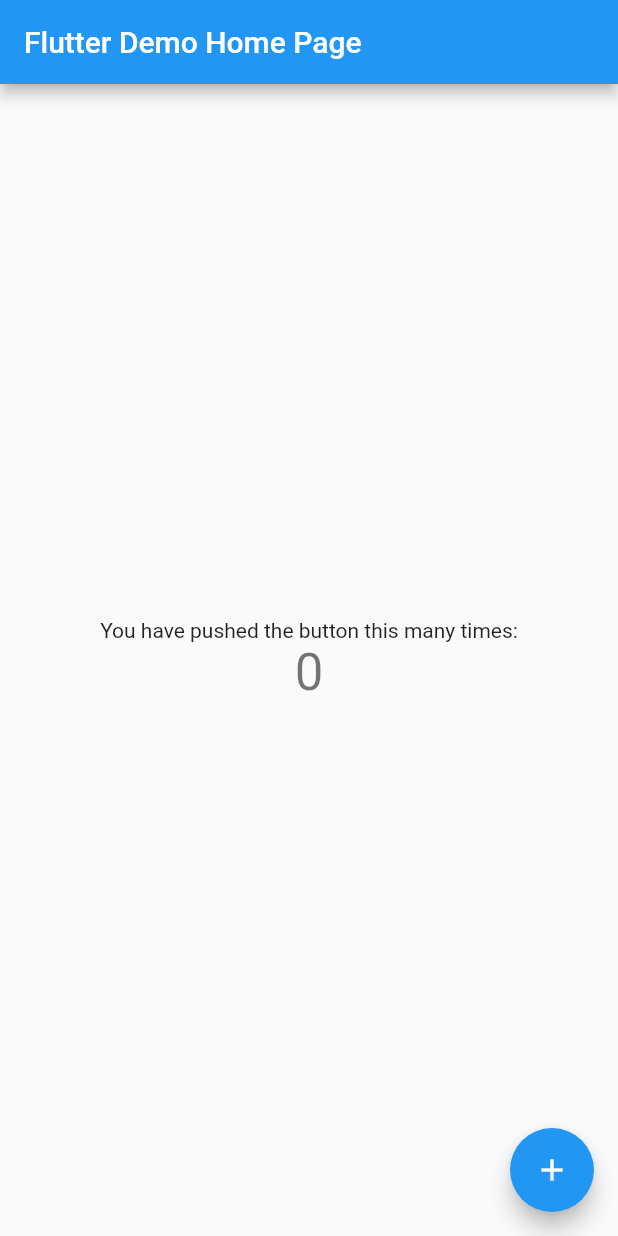
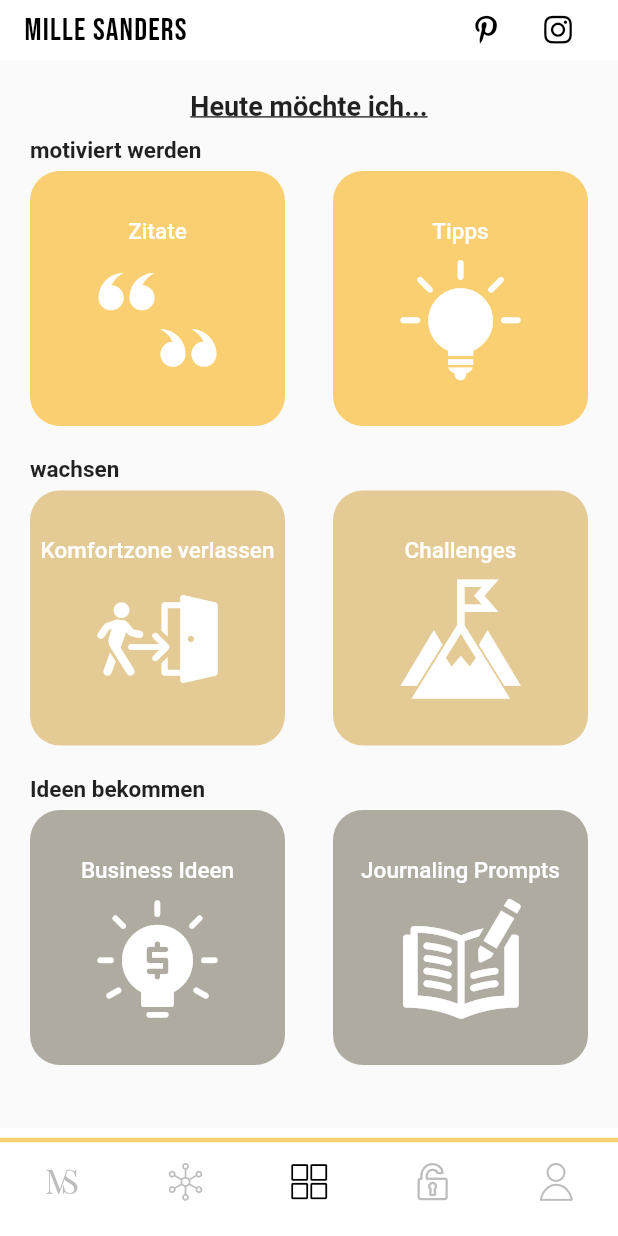
Before and after one commit to lunaticcoding/MilleSandersApp, a Flutter app: the screen it shows after launch, on a phone screen of 412 x 824 dp. Run offline on Flutter 3.47's test engine with Material 2 defaults, Android fonts, the phone set to English and light mode, and no system bars; our stand-ins replace google_fonts, provider_architecture.

Commit message:
Feature/#1 add card selection screen (#3)

```diff
--- /dev/null
+++ b/flutter_app/lib/constants/k_colors.dart
@@ -0,0 +1,8 @@
+import 'dart:ui';
+
+// ignore: camel_case_types
+class kColors {
+  static final Color gold = Color.fromRGBO(249, 207, 113, 1.0);
+  static final Color beige = Color.fromRGBO(228, 203, 150, 1.0);
+  static final Color grey = Color.fromRGBO(175, 171, 161, 1.0);
+}
--- /dev/null
+++ b/flutter_app/lib/constants/the_noun_project_icons_icons.dart
@@ -0,0 +1,52 @@
+/// Flutter icons TheNounProjectIcons
+/// Copyright (C) 2020 by original authors @ fluttericon.com, fontello.com
+/// This font was generated by FlutterIcon.com, which is derived from Fontello.
+///
+/// To use this font, place it in your fonts/ directory and include the
+/// following in your pubspec.yaml
+///
+/// flutter:
+///   fonts:
+///    - family:  TheNounProjectIcons
+///      fonts:
+///       - asset: fonts/TheNounProjectIcons.ttf
+///
+///
+///
+import 'package:flutter/widgets.dart';
+
+class TheNounProjectIcons {
+  TheNounProjectIcons._();
+
+  static const _kFontFam = 'TheNounProjectIcons';
+  static const _kFontPkg = null;
+
+  static const IconData noun_account = const IconData(0xe800, fontFamily: _kFontFam, fontPackage: _kFontPkg);
+  static const IconData noun_arrows_left = const IconData(0xe801, fontFamily: _kFontFam, fontPackage: _kFontPkg);
+  static const IconData noun_arrows_right = const IconData(0xe802, fontFamily: _kFontFam, fontPackage: _kFontPkg);
+  static const IconData noun_authorization = const IconData(0xe803, fontFamily: _kFontFam, fontPackage: _kFontPkg);
+  static const IconData noun_bookmark = const IconData(0xe804, fontFamily: _kFontFam, fontPackage: _kFontPkg);
+  static const IconData noun_business_idea = const IconData(0xe805, fontFamily: _kFontFam, fontPackage: _kFontPkg);
+  static const IconData noun_exit = const IconData(0xe806, fontFamily: _kFontFam, fontPackage: _kFontPkg);
+  static const IconData noun_hub = const IconData(0xe807, fontFamily: _kFontFam, fontPackage: _kFontPkg);
+  static const IconData noun_idea = const IconData(0xe808, fontFamily: _kFontFam, fontPackage: _kFontPkg);
+  static const IconData noun_login_filled = const IconData(0xe809, fontFamily: _kFontFam, fontPackage: _kFontPkg);
+  static const IconData noun_login = const IconData(0xe80a, fontFamily: _kFontFam, fontPackage: _kFontPkg);
+  static const IconData noun_love = const IconData(0xe80b, fontFamily: _kFontFam, fontPackage: _kFontPkg);
+  static const IconData noun_messenger = const IconData(0xe80c, fontFamily: _kFontFam, fontPackage: _kFontPkg);
+  static const IconData noun_money = const IconData(0xe80d, fontFamily: _kFontFam, fontPackage: _kFontPkg);
+  static const IconData noun_motivation = const IconData(0xe80e, fontFamily: _kFontFam, fontPackage: _kFontPkg);
+  static const IconData noun_overview = const IconData(0xe80f, fontFamily: _kFontFam, fontPackage: _kFontPkg);
+  static const IconData noun_peak = const IconData(0xe810, fontFamily: _kFontFam, fontPackage: _kFontPkg);
+  static const IconData noun_quotes = const IconData(0xe811, fontFamily: _kFontFam, fontPackage: _kFontPkg);
+  static const IconData noun_share = const IconData(0xe812, fontFamily: _kFontFam, fontPackage: _kFontPkg);
+  static const IconData noun_tips = const IconData(0xe813, fontFamily: _kFontFam, fontPackage: _kFontPkg);
+  static const IconData noun_unlock = const IconData(0xe814, fontFamily: _kFontFam, fontPackage: _kFontPkg);
+  static const IconData noun_whatsapp = const IconData(0xe815, fontFamily: _kFontFam, fontPackage: _kFontPkg);
+  static const IconData noun_write = const IconData(0xe816, fontFamily: _kFontFam, fontPackage: _kFontPkg);
+  static const IconData logo_millesanders = const IconData(0xe817, fontFamily: _kFontFam, fontPackage: _kFontPkg);
+  static const IconData pinterest = const IconData(0xe818, fontFamily: _kFontFam, fontPackage: _kFontPkg);
+  static const IconData linkedin = const IconData(0xe819, fontFamily: _kFontFam, fontPackage: _kFontPkg);
+  static const IconData instagram = const IconData(0xe81a, fontFamily: _kFontFam, fontPackage: _kFontPkg);
+  static const IconData facebook = const IconData(0xe81b, fontFamily: _kFontFam, fontPackage: _kFontPkg);
+}
--- a/flutter_app/lib/main.dart
+++ b/flutter_app/lib/main.dart
@@ -1,111 +1,14 @@
 import 'package:flutter/material.dart';
+import 'views_and_viewmodels/mille_sanders_tabbar_view.dart';
 
 void main() => runApp(MyApp());
 
 class MyApp extends StatelessWidget {
-  // This widget is the root of your application.
   @override
   Widget build(BuildContext context) {
     return MaterialApp(
-      title: 'Flutter Demo',
-      theme: ThemeData(
-        // This is the theme of your application.
-        //
-        // Try running your application with "flutter run". You'll see the
-        // application has a blue toolbar. Then, without quitting the app, try
-        // changing the primarySwatch below to Colors.green and then invoke
-        // "hot reload" (press "r" in the console where you ran "flutter run",
-        // or simply save your changes to "hot reload" in a Flutter IDE).
-        // Notice that the counter didn't reset back to zero; the application
-        // is not restarted.
-        primarySwatch: Colors.blue,
-      ),
-      home: MyHomePage(title: 'Flutter Demo Home Page'),
+      title: 'Mille Sanders',
+      home: MilleSandersTabBarView(),
     );
   }
 }
-
-class MyHomePage extends StatefulWidget {
-  MyHomePage({Key key, this.title}) : super(key: key);
-
-  // This widget is the home page of your application. It is stateful, meaning
-  // that it has a State object (defined below) that contains fields that affect
-  // how it looks.
-
-  // This class is the configuration for the state. It holds the values (in this
-  // case the title) provided by the parent (in this case the App widget) and
-  // used by the build method of the State. Fields in a Widget subclass are
-  // always marked "final".
-
-  final String title;
-
-  @override
-  _MyHomePageState createState() => _MyHomePageState();
-}
-
-class _MyHomePageState extends State<MyHomePage> {
-  int _counter = 0;
-
-  void _incrementCounter() {
-    setState(() {
-      // This call to setState tells the Flutter framework that something has
-      // changed in this State, which causes it to rerun the build method below
-      // so that the display can reflect the updated values. If we changed
-      // _counter without calling setState(), then the build method would not be
-      // called again, and so nothing would appear to happen.
-      _counter++;
-    });
-  }
-
-  @override
-  Widget build(BuildContext context) {
-    // This method is rerun every time setState is called, for instance as done
-    // by the _incrementCounter method above.
-    //
-    // The Flutter framework has been optimized to make rerunning build methods
-    // fast, so that you can just rebuild anything that needs updating rather
-    // than having to individually change instances of widgets.
-    return Scaffold(
-      appBar: AppBar(
-        // Here we take the value from the MyHomePage object that was created by
-        // the App.build method, and use it to set our appbar title.
-        title: Text(widget.title),
-      ),
-      body: Center(
-        // Center is a layout widget. It takes a single child and positions it
-        // in the middle of the parent.
-        child: Column(
-          // Column is also a layout widget. It takes a list of children and
-          // arranges them vertically. By default, it sizes itself to fit its
-          // children horizontally, and tries to be as tall as its parent.
-          //
-          // Invoke "debug painting" (press "p" in the console, choose the
-          // "Toggle Debug Paint" action from the Flutter Inspector in Android
-          // Studio, or the "Toggle Debug Paint" command in Visual Studio Code)
-          // to see the wireframe for each widget.
-          //
-          // Column has various properties to control how it sizes itself and
-          // how it positions its children. Here we use mainAxisAlignment to
-          // center the children vertically; the main axis here is the vertical
-          // axis because Columns are vertical (the cross axis would be
-          // horizontal).
-          mainAxisAlignment: MainAxisAlignment.center,
-          children: <Widget>[
-            Text(
-              'You have pushed the button this many times:',
-            ),
-            Text(
-              '$_counter',
-              style: Theme.of(context).textTheme.display1,
-            ),
-          ],
-        ),
-      ),
-      floatingActionButton: FloatingActionButton(
-        onPressed: _incrementCounter,
-        tooltip: 'Increment',
-        child: Icon(Icons.add),
-      ), // This trailing comma makes auto-formatting nicer for build methods.
-    );
-  }
-}
--- /dev/null
+++ b/flutter_app/lib/models/card_detail.dart
@@ -0,0 +1,13 @@
+import 'package:flutter/cupertino.dart';
+
+class CardDetail {
+  final String headline;
+  final String titleLeft;
+  final IconData iconLeft;
+  final String titleRight;
+  final IconData iconRight;
+  final Color color;
+
+  CardDetail({this.headline, this.titleLeft, this.iconLeft, this.titleRight, this.iconRight,
+      this.color});
+}
--- /dev/null
+++ b/flutter_app/lib/services/url_launcher_service.dart
@@ -0,0 +1,11 @@
+import 'package:url_launcher/url_launcher.dart';
+
+class UrlLauncherService{
+  static launchURL(String url) async {
+    if (await canLaunch(url)) {
+      await launch(url);
+    } else {
+      throw 'Could not launch $url';
+    }
+  }
+}
--- /dev/null
+++ b/flutter_app/lib/views_and_viewmodels/card_deck_selection_tab_view.dart
@@ -0,0 +1,113 @@
+import 'package:flutter/material.dart';
+import 'package:flutter_app/views_and_viewmodels/card_deck_selection_tab_viewmodel.dart';
+import 'package:provider_architecture/viewmodel_provider.dart';
+
+class CardDeckSelectionTabView extends StatelessWidget {
+  @override
+  Widget build(BuildContext context) {
+    return ViewModelProvider.withConsumer(
+      viewModel: CardDeckSelectionTabViewModel(),
+      builder: (context, model, child) => Padding(
+        padding: EdgeInsets.symmetric(horizontal: 20),
+        child: Column(
+          mainAxisAlignment: MainAxisAlignment.start,
+          crossAxisAlignment: CrossAxisAlignment.center,
+          children: <Widget>[
+            SizedBox(height: 20),
+            Text(
+              "Heute möchte ich...",
+              style: TextStyle(
+                decoration: TextDecoration.underline,
+                fontWeight: FontWeight.w700,
+                fontSize: 18,
+              ),
+            ),
+            SizedBox(height: 10),
+            Flexible(
+              child: ListView.builder(
+                itemCount: model.cardDetails.length,
+                itemBuilder: (BuildContext ctxt, int index) => Column(
+                  children: <Widget>[
+                    LayoutBuilder(
+                      builder:
+                          (BuildContext context, BoxConstraints constraints) =>
+                              Container(
+                        width: constraints.maxWidth,
+                        child: Text(
+                          model.cardDetails[index].headline,
+                          style: TextStyle(
+                            fontWeight: FontWeight.w700,
+                            fontSize: 15,
+                          ),
+                        ),
+                      ),
+                    ),
+                    SizedBox(height: 5),
+                    Row(
+                      mainAxisAlignment: MainAxisAlignment.spaceBetween,
+                      children: <Widget>[
+                        Card(
+                          size: 170,
+                          text: model.cardDetails[index].titleLeft,
+                          color: model.cardDetails[index].color,
+                          icon: model.cardDetails[index].iconLeft,
+                        ),
+                        Card(
+                          size: 170,
+                          text: model.cardDetails[index].titleRight,
+                          color: model.cardDetails[index].color,
+                          icon: model.cardDetails[index].iconRight,
+                        ),
+                      ],
+                    ),
+                    SizedBox(height: 20),
+                  ],
+                ),
+              ),
+            ),
+          ],
+        ),
+      ),
+    );
+  }
+}
+
+class Card extends StatelessWidget {
+  final double size;
+  final String text;
+  final IconData icon;
+  final Color color;
+  Card({@required this.size, this.text, this.icon, this.color});
+
+  @override
+  Widget build(BuildContext context) {
+    return Container(
+      height: size,
+      width: size,
+      decoration: BoxDecoration(
+        color: color,
+        borderRadius: BorderRadius.circular(20),
+      ),
+      child: Column(
+        crossAxisAlignment: CrossAxisAlignment.center,
+        mainAxisAlignment: MainAxisAlignment.center,
+        children: <Widget>[
+          Text(
+            text,
+            style: TextStyle(
+              color: Colors.white,
+              fontWeight: FontWeight.w500,
+              fontSize: 15,
+            ),
+          ),
+          SizedBox(height: 10),
+          Icon(
+            icon,
+            size: 80,
+            color: Colors.white,
+          ),
+        ],
+      ),
+    );
+  }
+}
--- /dev/null
+++ b/flutter_app/lib/views_and_viewmodels/card_deck_selection_tab_viewmodel.dart
@@ -0,0 +1,34 @@
+import 'package:flutter/material.dart';
+import 'package:flutter_app/Models/card_detail.dart';
+import 'package:flutter_app/constants/k_colors.dart';
+import 'package:flutter_app/constants/the_noun_project_icons_icons.dart';
+
+class CardDeckSelectionTabViewModel extends ChangeNotifier {
+  final cardDetails = [
+    CardDetail(
+      headline: "motiviert werden",
+      titleLeft: "Zitate",
+      iconLeft: TheNounProjectIcons.noun_quotes,
+      titleRight: "Tipps",
+      iconRight: TheNounProjectIcons.noun_tips,
+      color: kColors.gold,
+    ),
+    CardDetail(
+      headline: "wachsen",
+      titleLeft: "Komfortzone verlassen",
+      iconLeft: TheNounProjectIcons.noun_exit,
+      titleRight: "Challenges",
+      iconRight: TheNounProjectIcons.noun_peak,
+      color: kColors.beige,
+    ),
+    CardDetail(
+      headline: "Ideen bekommen",
+      titleLeft: "Business Ideen",
+      iconLeft: TheNounProjectIcons.noun_business_idea,
+      titleRight: "Journaling Prompts",
+      iconRight: TheNounProjectIcons.noun_write,
+      color: kColors.grey,
+    ),
+  ];
+
+}
--- /dev/null
+++ b/flutter_app/lib/views_and_viewmodels/mille_sanders_tabbar_view.dart
@@ -0,0 +1,129 @@
+import 'package:flutter/material.dart';
+import 'package:flutter_app/views_and_viewmodels/card_deck_selection_tab_view.dart';
+import 'package:flutter_app/views_and_viewmodels/mille_sanders_tabbar_viewmodel.dart';
+import 'package:flutter_app/constants/k_colors.dart';
+import 'package:flutter_app/constants/the_noun_project_icons_icons.dart';
+import 'package:google_fonts/google_fonts.dart';
+import 'package:provider_architecture/viewmodel_provider.dart';
+
+class MilleSandersTabBarView extends StatefulWidget {
+  MilleSandersTabBarView({Key key}) : super(key: key);
+
+  @override
+  _MilleSandersTabBarViewState createState() => _MilleSandersTabBarViewState();
+}
+
+class _MilleSandersTabBarViewState extends State<MilleSandersTabBarView> {
+  @override
+  Widget build(BuildContext context) {
+    return ViewModelProvider.withConsumer(
+      viewModel: MilleSandersTabBarViewModel(),
+      builder: (context, model, child) => Scaffold(
+        appBar: PreferredSize(
+          preferredSize: Size.fromHeight(40.0),
+          child: AppBar(
+            title: Row(
+              mainAxisAlignment: MainAxisAlignment.spaceBetween,
+              children: <Widget>[
+                Text(
+                  "MILLE SANDERS",
+                  style: GoogleFonts.bebasNeue(
+                    textStyle:
+                        TextStyle(color: Colors.black, letterSpacing: 0.8, fontSize: 21),
+                  ),
+                ),
+                Row(
+                  mainAxisAlignment: MainAxisAlignment.end,
+                  children: <Widget>[
+                    IconButton(
+                      padding: EdgeInsets.all(0),
+                      iconSize: 33,
+                      onPressed: model.launchPinterest,
+                      icon: Icon(
+                        TheNounProjectIcons.pinterest,
+                        color: Colors.black,
+                      ),
+                    ),
+                    IconButton(
+                      padding: EdgeInsets.all(0),
+                      iconSize: 33,
+                      onPressed: model.launchInstagram,
+                      icon: Icon(
+                        TheNounProjectIcons.instagram,
+                        color: Colors.black,
+                      ),
+                    ),
+                  ],
+                ),
+              ],
+            ),
+            centerTitle: false,
+            backgroundColor: Colors.white,
+            elevation: 0.0,
+          ),
+        ),
+        body: [
+          Container(child: Text("1")),
+          Container(child: Text("2")),
+          CardDeckSelectionTabView(),
+          Container(child: Text("4")),
+          Container(child: Text("5")),
+        ][model.tabIndex],
+        bottomNavigationBar: BottomAppBar(
+          elevation: 0,
+          child: Column(
+            mainAxisSize: MainAxisSize.min,
+            children: <Widget>[
+              Divider(
+                thickness: 3,
+                color: kColors.gold,
+              ),
+              BottomNavigationBar(
+                elevation: 0,
+                type: BottomNavigationBarType.fixed,
+                currentIndex: model.tabIndex,
+                backgroundColor: Colors.white,
+                selectedItemColor: Colors.black,
+                unselectedItemColor: Colors.grey[400],
+                iconSize: 25,
+                onTap: model.setTabIndex,
+                items: <BottomNavigationBarItem>[
+                  BottomNavigationBarItem(
+                    icon: Icon(TheNounProjectIcons.logo_millesanders),
+                    title: Container(
+                      height: 0,
+                    ),
+                  ),
+                  BottomNavigationBarItem(
+                    icon: Icon(TheNounProjectIcons.noun_hub),
+                    title: Container(
+                      height: 0,
+                    ),
+                  ),
+                  BottomNavigationBarItem(
+                    icon: Icon(TheNounProjectIcons.noun_overview),
+                    title: Container(
+                      height: 0,
+                    ),
+                  ),
+                  BottomNavigationBarItem(
+                    icon: Icon(TheNounProjectIcons.noun_unlock),
+                    title: Container(
+                      height: 0,
+                    ),
+                  ),
+                  BottomNavigationBarItem(
+                    icon: Icon(TheNounProjectIcons.noun_authorization),
+                    title: Container(
+                      height: 0,
+                    ),
+                  ),
+                ],
+              ),
+            ],
+          ),
+        ),
+      ),
+    );
+  }
+}
--- /dev/null
+++ b/flutter_app/lib/views_and_viewmodels/mille_sanders_tabbar_viewmodel.dart
@@ -0,0 +1,19 @@
+import 'package:flutter/material.dart';
+import 'package:flutter_app/services/url_launcher_service.dart';
+
+class MilleSandersTabBarViewModel extends ChangeNotifier {
+  int tabIndex = 2;
+
+  void setTabIndex(int index) {
+    tabIndex = index;
+    notifyListeners();
+  }
+
+  void launchInstagram() {
+    UrlLauncherService.launchURL("https://www.instagram.com/mille_sanders/");
+  }
+
+  void launchPinterest() {
+    UrlLauncherService.launchURL("https://www.pinterest.at/millesanders/");
+  }
+}
```
Also changed, not shown: flutter_app/pubspec.yaml (+8 -5 lines), flutter_app/assets/fonts/TheNounProjectIcons.ttf (added).
